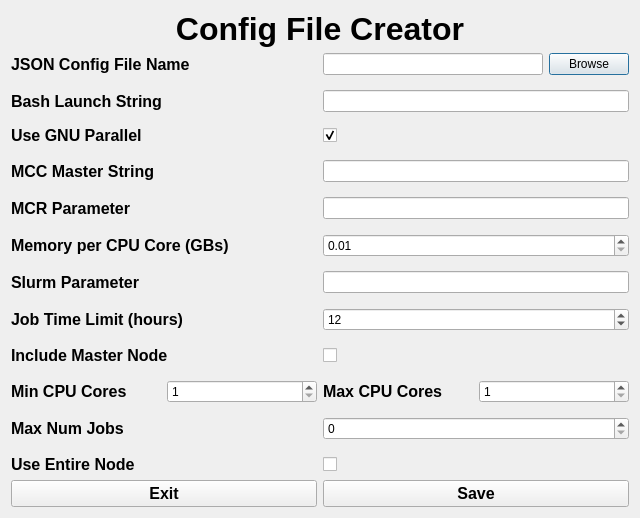
Before: the Qt Designer form src/configfilecreator.ui in abcucberkeley/PetaKit5D-GUI, drawn with Qt 5.
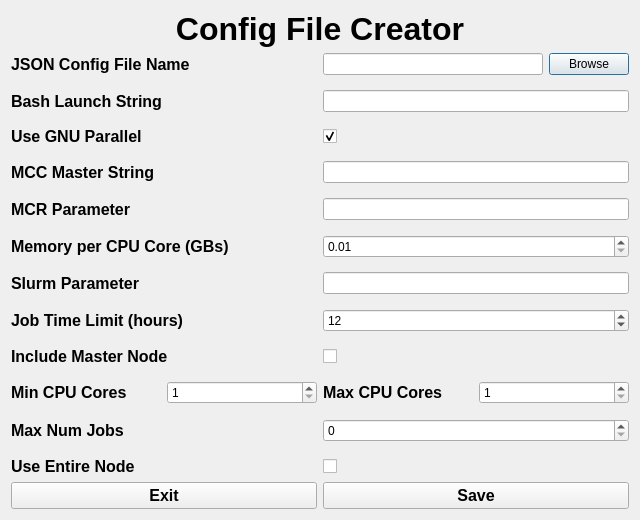
After: the same form once the commit is applied.

Commit message: Raised the config file maxJobNum

Patch:
```diff
--- a/src/configfilecreator.ui
+++ b/src/configfilecreator.ui
@@ -7,7 +7,7 @@
     <x>0</x>
     <y>0</y>
     <width>640</width>
-    <height>518</height>
+    <height>520</height>
    </rect>
   </property>
   <property name="windowTitle">
@@ -434,7 +434,11 @@
         </widget>
        </item>
        <item>
-        <widget class="QSpinBox" name="maxJobNumSpinBox"/>
+        <widget class="QSpinBox" name="maxJobNumSpinBox">
+         <property name="maximum">
+          <number>9999999</number>
+         </property>
+        </widget>
        </item>
       </layout>
      </item>
```
